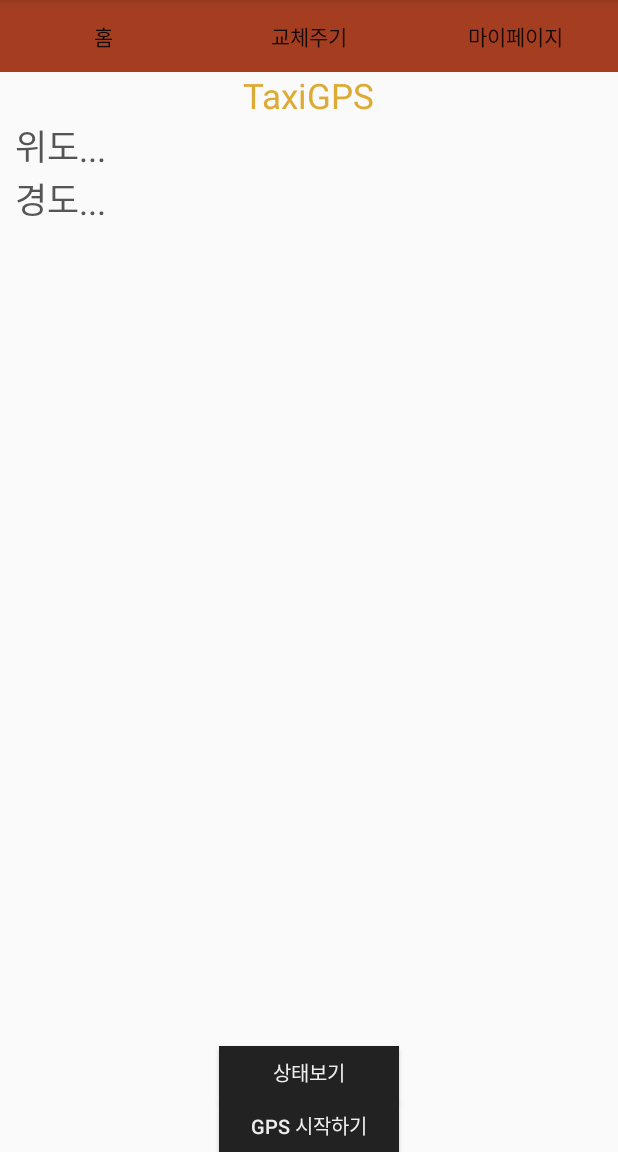
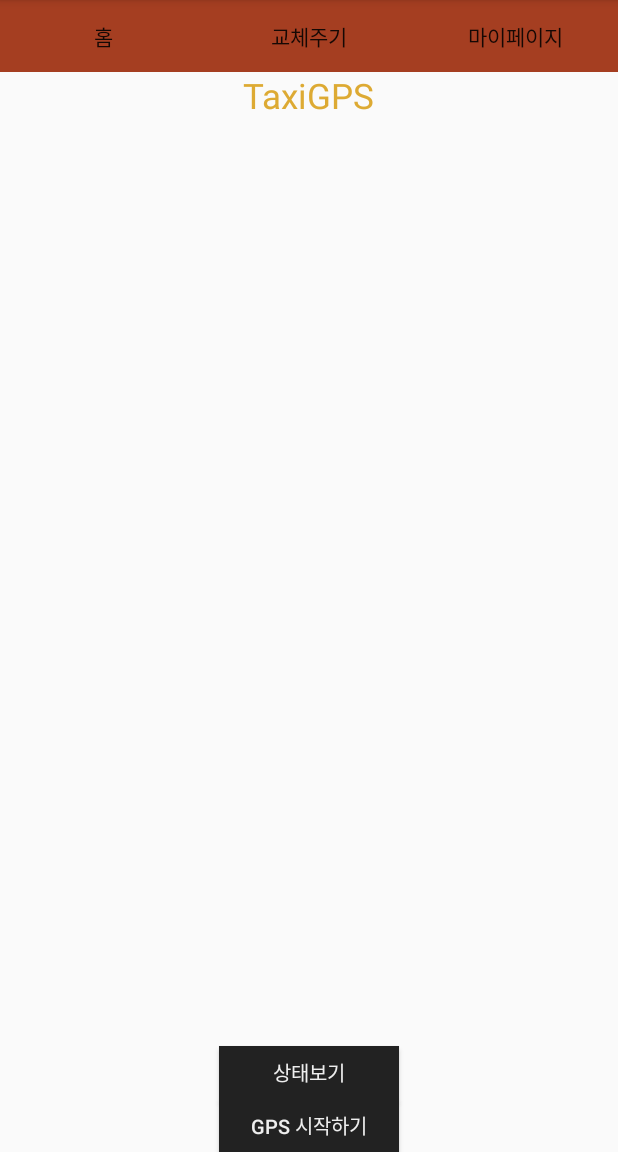
Before and after one commit to skdlflzk/TaxiOnly, an Android app: the screen it shows after launch (MainMenu), on a phone screen of 412 x 824 dp, the part 84-1236 px from its top. Run offline under Robolectric (Android 15) with nearby library versions, the light colour scheme and no system bars.

```diff
--- a/TaxiOnly/app/src/main/java/com/phairy/taxionly/HomeFragment.java
+++ b/TaxiOnly/app/src/main/java/com/phairy/taxionly/HomeFragment.java
@@ -21,6 +21,7 @@ import android.view.LayoutInflater;
 import android.view.View;
 import android.view.ViewGroup;
 import android.widget.Button;
+import android.widget.CalendarView;
 import android.widget.TextView;
 import android.widget.Toast;
 
@@ -55,9 +56,17 @@ public class HomeFragment extends Fragment implements LocationListener {
         Log.e(TAG, "--HomeFragment--");
 
 
-        latitudeTextView = (TextView) view.findViewById(R.id.latitudeTextview);
-        longitudeTextView = (TextView) view.findViewById(R.id.longitudeTextview);
-        logText = (TextView) view.findViewById(R.id.logText);
+//        latitudeTextView = (TextView) view.findViewById(R.id.latitudeTextview);
+//        longitudeTextView = (TextView) view.findViewById(R.id.longitudeTextview);
+//
+//        logText = (TextView) view.findViewById(R.id.logText);
+
+//        CalendarView calendarView = (CalendarView) view.findViewById(R.id.calendarView);
+//        calendarView.setOnDateChangeListener(new CalendarView.OnDateChangeListener() {
+//            @Override
+//            public void onSelectedDayChange(CalendarView calendarView, int i, int i1, int i2) {
+//            }
+//        });
 
         locationManager = (LocationManager) getActivity().getSystemService(Context.LOCATION_SERVICE);
         //GPS로부터 위치정보 업데이트를 요청함
@@ -177,13 +186,13 @@ public class HomeFragment extends Fragment implements LocationListener {
 
         Log.e(TAG, "HomeFragment:onLocationChanged_(" + latitude + "), (" + longitude + ")");
 
-        latitudeTextView.setText(String.format("%f", location.getLatitude()));
-        longitudeTextView.setText(String.format("%f", location.getLongitude()));
-
-        gpsLog = "(" + latitude + "," + longitude + ")\n";
+//        latitudeTextView.setText(String.format("%f", location.getLatitude()));
+//        longitudeTextView.setText(String.format("%f", location.getLongitude()));
+//
+//        gpsLog = "(" + latitude + "," + longitude + ")\n";
 
 
-        logText.setText(logText.getText().toString() + gpsLog);
+//        logText.setText(logText.getText().toString() + gpsLog);
 
     }
 
--- a/TaxiOnly/app/src/main/res/layout/home_fragment.xml
+++ b/TaxiOnly/app/src/main/res/layout/home_fragment.xml
@@ -17,44 +17,6 @@
         android:textColor = "#ddaa33"
         android:layout_alignParentTop="true"
         android:layout_centerHorizontal="true" />
-
-
-    <TextView
-        android:layout_width="wrap_content"
-        android:layout_height="wrap_content"
-        android:text="위도"
-        android:id="@+id/latitudeText"
-        android:textSize="23dp"
-        android:textColor = "#555555"
-        android:layout_below="@+id/MainText"
-        android:layout_alignParentStart="true" />
-    <TextView
-        android:layout_width="wrap_content"
-        android:layout_height="wrap_content"
-        android:text="..."
-        android:id="@+id/latitudeTextview"
-        android:textSize="23dp"
-        android:textColor = "#555555"
-        android:layout_alignBottom="@+id/latitudeText"
-        android:layout_toRightOf = "@+id/latitudeText"
-        />
-    <TextView
-        android:layout_width="wrap_content"
-        android:layout_height="wrap_content"
-        android:text="경도"
-        android:id="@+id/longitudeText"
-        android:textSize="23dp"
-        android:textColor = "#555555"
-        android:layout_below="@+id/latitudeText"/>
-    <TextView
-        android:layout_width="wrap_content"
-        android:layout_height="wrap_content"
-        android:text="..."
-        android:id="@+id/longitudeTextview"
-        android:textSize="23dp"
-        android:textColor = "#555555"
-        android:layout_alignBottom="@+id/longitudeText"
-        android:layout_toEndOf="@+id/latitudeText" />
 
 
     <Button
@@ -87,7 +49,17 @@
         android:id="@+id/logText"
         android:textSize="10dp"
         android:textColor = "#555555"
-        android:layout_below="@+id/longitudeTextview"
-        />
+        android:layout_below="@+id/MainText" />
+
+    <!--
+    <CalendarView
+        android:layout_width="wrap_content"
+        android:layout_height="wrap_content"
+        android:id="@+id/calendarView"
+        android:layout_below="@+id/logText"
+        android:minDate="01/01/2015"
+        android:weekSeparatorLineColor="#aaaaaa"
+         android:layout_toEndOf="@+id/logText" />
+    -->
 
 </RelativeLayout>
```
Also changed, not shown: TaxiOnly/app/src/main/java/com/phairy/taxionly/AccountFragment.java (+7 -7 lines), TaxiOnly/app/src/main/java/com/phairy/taxionly/AlarmActivity.java (+102 -33 lines), TaxiOnly/app/src/main/java/com/phairy/taxionly/GpsCatcher.java (+7 -5 lines), TaxiOnly/app/src/main/java/com/phairy/taxionly/MainMenu.java (+7 -3 lines), TaxiOnly/app/src/main/java/com/phairy/taxionly/MyFragment.java (+15 -4 lines), TaxiOnly/app/src/main/res/layout/my_fragment.xml (+5 -5 lines).
